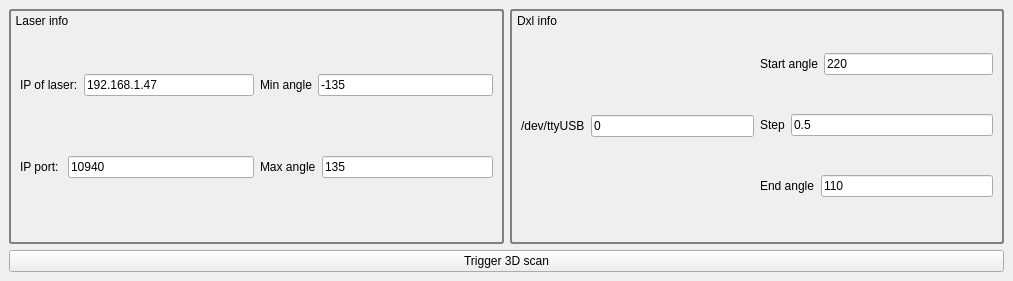
Above: laser_scan/ui/laser_scan_plugin.ui from golems/grip2_plugin before the change. Below: the same form after it.
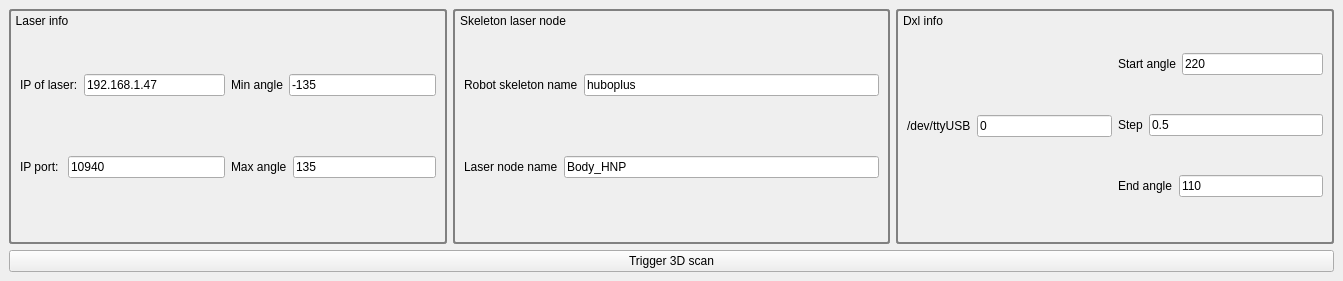
That is the form after the change.

Commit message: improve ui to provide skeleton name and laser node name

What changed in the file:
```diff
--- a/laser_scan/ui/laser_scan_plugin.ui
+++ b/laser_scan/ui/laser_scan_plugin.ui
@@ -6,7 +6,7 @@
    <rect>
     <x>0</x>
     <y>0</y>
-    <width>1013</width>
+    <width>1343</width>
     <height>281</height>
    </rect>
   </property>
@@ -179,6 +179,98 @@
         </layout>
        </widget>
       </item>
+      <item>
+       <widget class="QGroupBox" name="head_info">
+        <property name="sizePolicy">
+         <sizepolicy hsizetype="MinimumExpanding" vsizetype="Preferred">
+          <horstretch>0</horstretch>
+          <verstretch>0</verstretch>
+         </sizepolicy>
+        </property>
+        <property name="styleSheet">
+         <string notr="true">QGroupBox { 
+   border: 2px solid gray; 
+   border-radius: 3px; 
+}
+
+QGroupBox::title { 
+    background-color: transparent;
+    subcontrol-position: top left; /* position at the top left*/ 
+    padding-top: 5px;
+    padding-left: 5px;
+ } </string>
+        </property>
+        <property name="title">
+         <string>Skeleton laser node</string>
+        </property>
+        <layout class="QHBoxLayout" name="horizontalLayout_9">
+         <item>
+          <layout class="QVBoxLayout" name="verticalLayout_3" stretch="0,0">
+           <item>
+            <layout class="QHBoxLayout" name="horizontalLayout_13">
+             <item>
+              <widget class="QLabel" name="label_10">
+               <property name="sizePolicy">
+                <sizepolicy hsizetype="Fixed" vsizetype="Fixed">
+                 <horstretch>0</horstretch>
+                 <verstretch>0</verstretch>
+                </sizepolicy>
+               </property>
+               <property name="text">
+                <string>Robot skeleton name</string>
+               </property>
+              </widget>
+             </item>
+             <item>
+              <widget class="QLineEdit" name="robot_skeleton_name">
+               <property name="sizePolicy">
+                <sizepolicy hsizetype="Preferred" vsizetype="Fixed">
+                 <horstretch>0</horstretch>
+                 <verstretch>0</verstretch>
+                </sizepolicy>
+               </property>
+               <property name="text">
+                <string>huboplus</string>
+               </property>
+              </widget>
+             </item>
+            </layout>
+           </item>
+           <item>
+            <layout class="QHBoxLayout" name="horizontalLayout_15">
+             <item>
+              <widget class="QLabel" name="label_8">
+               <property name="sizePolicy">
+                <sizepolicy hsizetype="Fixed" vsizetype="Fixed">
+                 <horstretch>0</horstretch>
+                 <verstretch>0</verstretch>
+                </sizepolicy>
+               </property>
+               <property name="text">
+                <string>Laser node name</string>
+               </property>
+              </widget>
+             </item>
+             <item>
+              <widget class="QLineEdit" name="laser_bony_node">
+               <property name="sizePolicy">
+                <sizepolicy hsizetype="Preferred" vsizetype="Fixed">
+                 <horstretch>0</horstretch>
+                 <verstretch>0</verstretch>
+                </sizepolicy>
+               </property>
+               <property name="text">
+                <string>Body_HNP</string>
+               </property>
+              </widget>
+             </item>
+            </layout>
+           </item>
+          </layout>
+         </item>
+        </layout>
+       </widget>
+      </item>
       <item>
        <widget class="QGroupBox" name="dxl_info_group">
         <property name="sizePolicy">
```
The commit also changes 1 other file.
